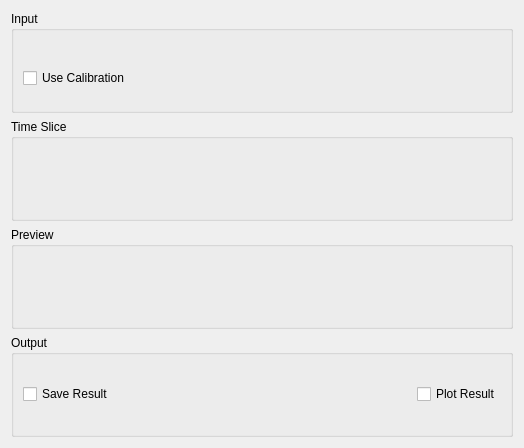
mantidproject/mantid, file Code/Mantid/MantidQt/CustomInterfaces/inc/MantidQtCustomInterfaces/Indirect/ISISDiagnostics.ui: the form before one commit.
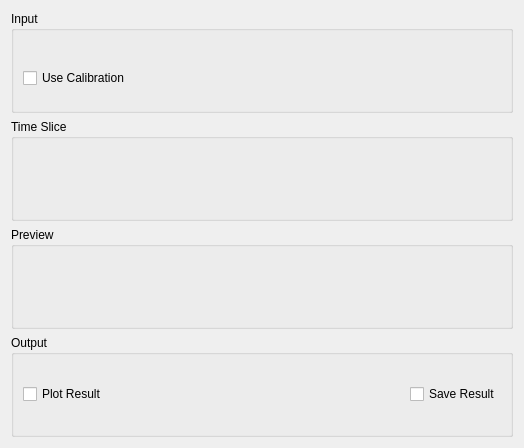
The form after the commit. Custom widgets are drawn as their Qt base class.

Commit message: Put check boxes in correct order Re #13000

The edit to the form file:
```diff
--- a/Code/Mantid/MantidQt/CustomInterfaces/inc/MantidQtCustomInterfaces/Indirect/ISISDiagnostics.ui
+++ b/Code/Mantid/MantidQt/CustomInterfaces/inc/MantidQtCustomInterfaces/Indirect/ISISDiagnostics.ui
@@ -153,9 +153,9 @@
      </property>
      <layout class="QHBoxLayout" name="horizontalLayout_3">
       <item>
-       <widget class="QCheckBox" name="ckSave">
+       <widget class="QCheckBox" name="ckPlot">
         <property name="text">
-         <string>Save Result</string>
+         <string>Plot Result</string>
         </property>
        </widget>
       </item>
@@ -173,9 +173,9 @@
        </spacer>
       </item>
       <item>
-       <widget class="QCheckBox" name="ckPlot">
+       <widget class="QCheckBox" name="ckSave">
         <property name="text">
-         <string>Plot Result</string>
+         <string>Save Result</string>
         </property>
        </widget>
       </item>
```
Left out of the diff: 5 changed lines with no effect on the pictures.
